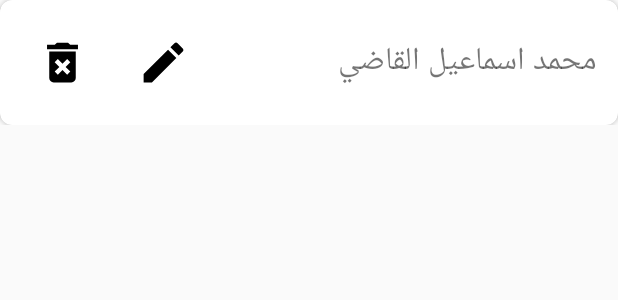
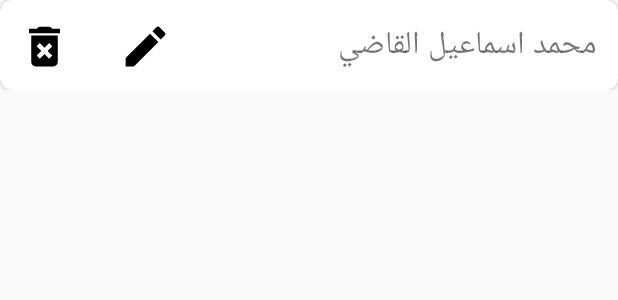
Before and after one commit to mima5/BreadApp, an Android app: the layout row_user.xml on its own in the app's theme, with its tools: preview values and no code run, on a phone screen of 412 x 824 dp. Shown: the top 300 px of the screen. Run offline under Robolectric (Android 15) with nearby library versions, the phone set to English and light mode, and no system bars.

Commit message:
Toning app

```diff
--- a/app/src/main/AndroidManifest.xml
+++ b/app/src/main/AndroidManifest.xml
@@ -5,7 +5,7 @@
     <application
         android:name=".MyApplication"
         android:allowBackup="true"
-        android:icon="@mipmap/ic_launcher"
+        android:icon="@mipmap/bread"
         android:label="@string/app_name"
         android:roundIcon="@mipmap/ic_launcher_round"
         android:supportsRtl="true"
--- /dev/null
+++ b/app/src/main/res/drawable/ic_add.xml
@@ -0,0 +1,5 @@
+<vector android:height="24dp" android:tint="#FFFFFF"
+    android:viewportHeight="24.0" android:viewportWidth="24.0"
+    android:width="24dp" xmlns:android="http://schemas.android.com/apk/res/android">
+    <path android:fillColor="#FF000000" android:pathData="M19,13h-6v6h-2v-6H5v-2h6V5h2v6h6v2z"/>
+</vector>
--- a/app/src/main/res/layout/app_bar_main.xml
+++ b/app/src/main/res/layout/app_bar_main.xml
@@ -24,10 +24,12 @@
 
     <android.support.design.widget.FloatingActionButton
         android:id="@+id/fab"
+        android:src="@drawable/ic_add"
+        app:backgroundTint="@color/colorPrimaryLight"
         android:layout_width="wrap_content"
         android:layout_height="wrap_content"
         android:layout_gravity="bottom|end"
         android:layout_margin="@dimen/fab_margin"
-        app:srcCompat="@android:drawable/ic_dialog_email" />
+        app:srcCompat="@android:drawable/ic_input_add" />
 
 </android.support.design.widget.CoordinatorLayout>
--- a/app/src/main/res/layout/row_user.xml
+++ b/app/src/main/res/layout/row_user.xml
@@ -1,7 +1,9 @@
 <?xml version="1.0" encoding="utf-8"?>
-<LinearLayout xmlns:android="http://schemas.android.com/apk/res/android"
+<LinearLayout
+    xmlns:android="http://schemas.android.com/apk/res/android"
+
     android:layout_width="match_parent"
-    android:layout_height="wrap_content">
+    android:layout_height="60dp">
 
 
     <android.support.v7.widget.CardView xmlns:card_view="http://schemas.android.com/apk/res-auto"
@@ -15,7 +17,9 @@
             android:id="@+id/rlout"
             android:layout_width="match_parent"
             android:layout_height="wrap_content"
-            android:layout_margin="12dp"
+            android:layout_marginRight="12dp"
+            android:layout_marginBottom="5dp"
+            android:layout_marginTop="7dp"
             android:padding="2dp">
 
             <TextView
@@ -35,7 +39,7 @@
                 android:layout_centerVertical="true"
                 android:layout_marginLeft="12dp"
                 android:layout_toRightOf="@+id/img_delete"
-                android:padding="10dp"
+                android:padding="4dp"
                 android:src="@drawable/ic_edit" />
 
             <ImageView
@@ -44,7 +48,7 @@
                 android:layout_height="55dp"
                 android:layout_alignParentLeft="true"
                 android:layout_centerVertical="true"
-                android:padding="10dp"
+                android:padding="4dp"
                 android:src="@drawable/ic_delete" />
 
 
--- a/app/src/main/res/values/colors.xml
+++ b/app/src/main/res/values/colors.xml
@@ -1,6 +1,7 @@
 <?xml version="1.0" encoding="utf-8"?>
 <resources>
-    <color name="colorPrimary">#008577</color>
-    <color name="colorPrimaryDark">#00574B</color>
+    <color name="colorPrimary">#D87D39</color>
+    <color name="colorPrimaryDark">#5E4534</color>
+    <color name="colorPrimaryLight">#E59A51</color>
     <color name="colorAccent">#D81B60</color>
 </resources>
--- a/app/src/main/res/values/styles.xml
+++ b/app/src/main/res/values/styles.xml
@@ -1,7 +1,7 @@
 <resources>
 
     <!-- Base application theme. -->
-    <style name="AppTheme" parent="Theme.AppCompat.Light.DarkActionBar">
+    <style name="AppTheme" parent="Theme.AppCompat.Light.NoActionBar">
         <!-- Customize your theme here. -->
         <item name="colorPrimary">@color/colorPrimary</item>
         <item name="colorPrimaryDark">@color/colorPrimaryDark</item>
```
Also changed, not shown: app/src/main/res/mipmap-hdpi/bread.png (added).
